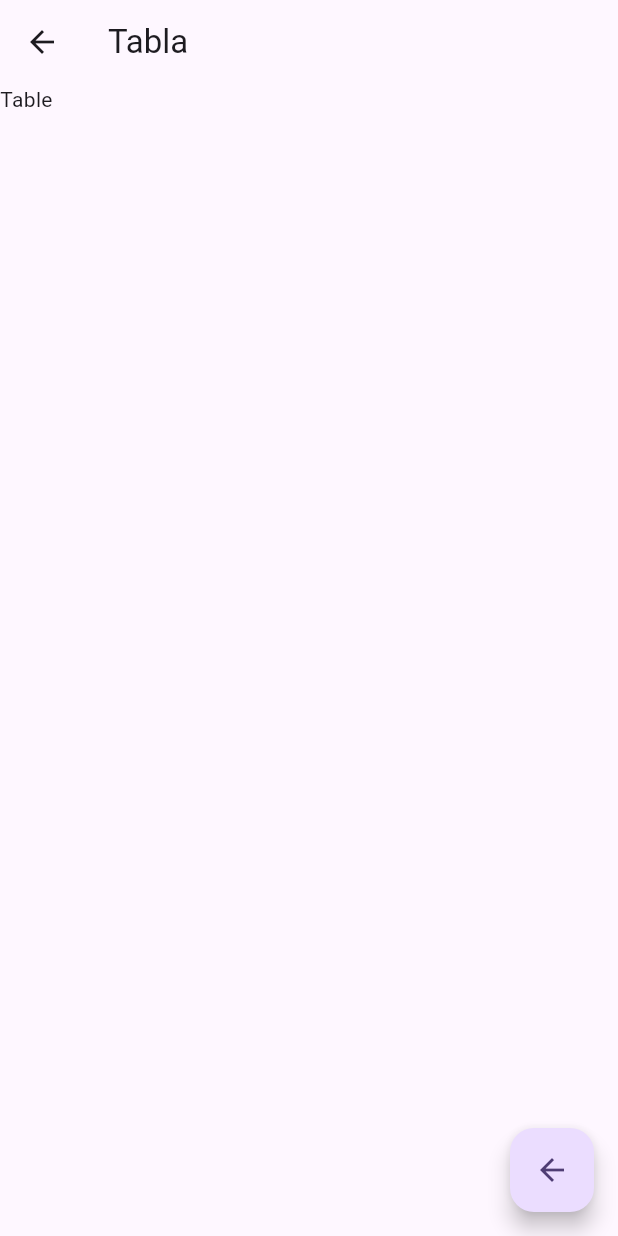
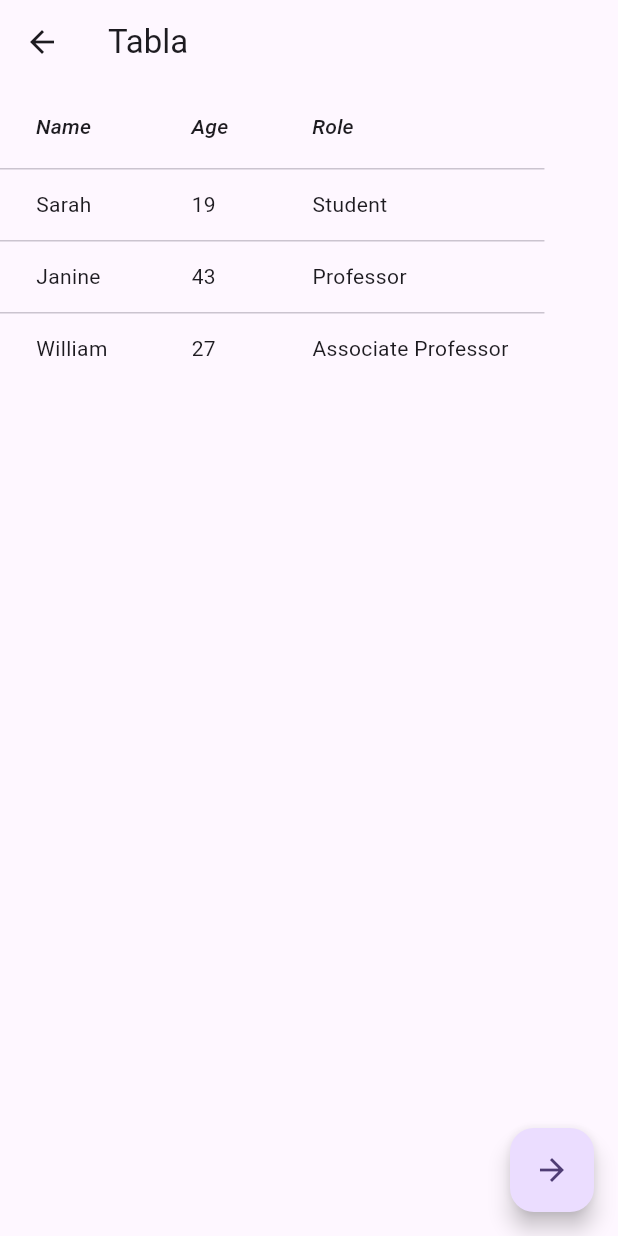
Before and after one commit to YairRdz11/boolean_app, a Flutter app: the TablePage screen opened by its route, on a phone screen of 412 x 824 dp. Run offline on Flutter 3.47's test engine with Material 2 defaults, Android fonts, the phone set to English and light mode, and no system bars.

Commit message:
Table form builded and datatable created

```diff
--- a/lib/src/pages/home_page.dart
+++ b/lib/src/pages/home_page.dart
@@ -29,7 +29,7 @@ class HomePage extends StatelessWidget {
         leading: const Icon(Icons.border_all_rounded),
         trailing: const Icon(Icons.keyboard_arrow_right, color: Colors.blue,),
         onTap: () {
-          Navigator.pushNamed(context, 'table');
+          Navigator.pushNamed(context, 'table-form');
         },
       );
       final widgetFunction = ListTile(
--- a/lib/src/pages/table_page.dart
+++ b/lib/src/pages/table_page.dart
@@ -7,12 +7,62 @@ class TablePage extends StatelessWidget {
   Widget build(BuildContext context) {
     return Scaffold(
       appBar: AppBar(title: const Text('Tabla')),
-      body: const Text('Table'),
+      body: DataTable(
+      columns: const <DataColumn>[
+        DataColumn(
+          label: Expanded(
+            child: Text(
+              'Name',
+              style: TextStyle(fontStyle: FontStyle.italic),
+            ),
+          ),
+        ),
+        DataColumn(
+          label: Expanded(
+            child: Text(
+              'Age',
+              style: TextStyle(fontStyle: FontStyle.italic),
+            ),
+          ),
+        ),
+        DataColumn(
+          label: Expanded(
+            child: Text(
+              'Role',
+              style: TextStyle(fontStyle: FontStyle.italic),
+            ),
+          ),
+        ),
+      ],
+      rows: const <DataRow>[
+        DataRow(
+          cells: <DataCell>[
+            DataCell(Text('Sarah')),
+            DataCell(Text('19')),
+            DataCell(Text('Student')),
+          ],
+        ),
+        DataRow(
+          cells: <DataCell>[
+            DataCell(Text('Janine')),
+            DataCell(Text('43')),
+            DataCell(Text('Professor')),
+          ],
+        ),
+        DataRow(
+          cells: <DataCell>[
+            DataCell(Text('William')),
+            DataCell(Text('27')),
+            DataCell(Text('Associate Professor')),
+          ],
+        ),
+      ],
+    ),
       floatingActionButton: FloatingActionButton(
         onPressed: () {
           Navigator.pop(context);
         },
-        child: const Icon(Icons.arrow_back),
+        child: const Icon(Icons.arrow_forward),
       )
     );
   }
--- a/lib/src/routes/routes.dart
+++ b/lib/src/routes/routes.dart
@@ -1,11 +1,13 @@
 import 'package:flutter/widgets.dart';
 
 import 'package:boolean_app/src/pages/home_page.dart';
+import 'package:boolean_app/src/pages/tableform_page.dart';
 import 'package:boolean_app/src/pages/table_page.dart';
 
 Map<String, WidgetBuilder> getApplicationBuilder() {
   return <String, WidgetBuilder> {
         '/' : (BuildContext context ) => HomePage(),
-        'table' : (BuildContext context ) => TablePage(),
+        'table-form' : (BuildContext context ) => TableFormPage(),
+        'table': (BuildContext context) => TablePage()
   };
 }
```
Also changed, not shown: lib/src/pages/tableform_page.dart (added, +51 -0 lines).
